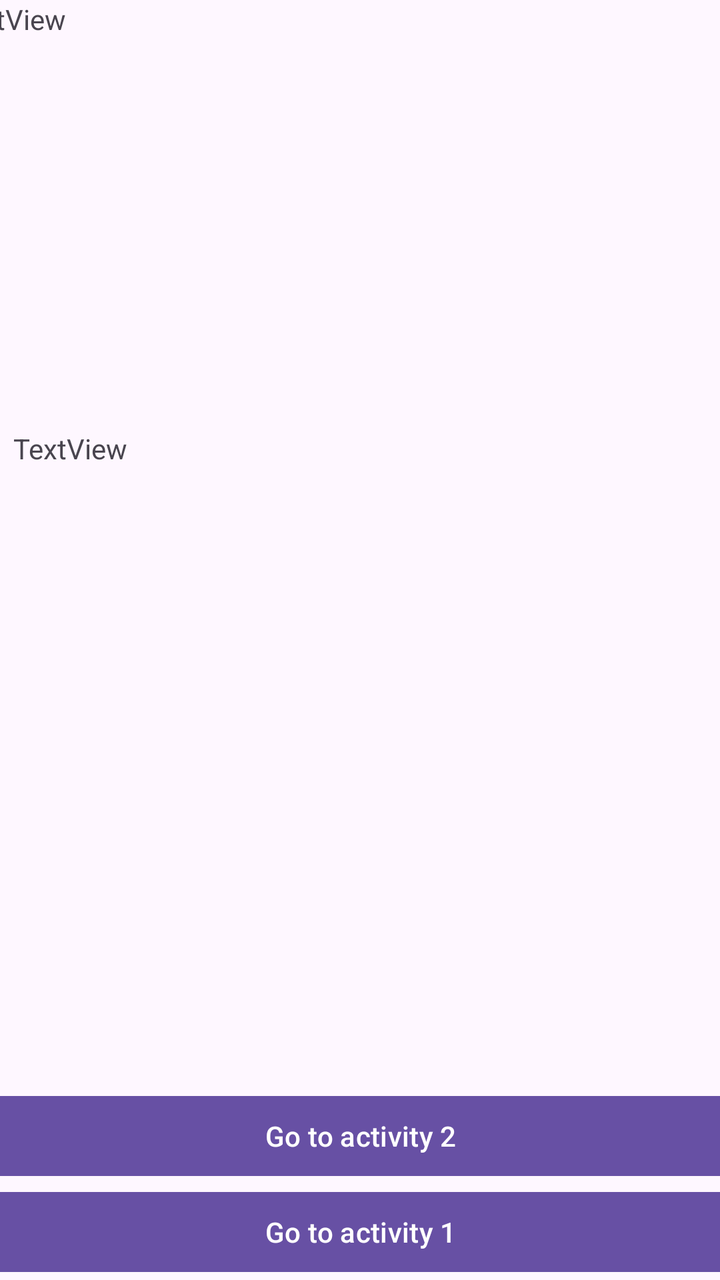
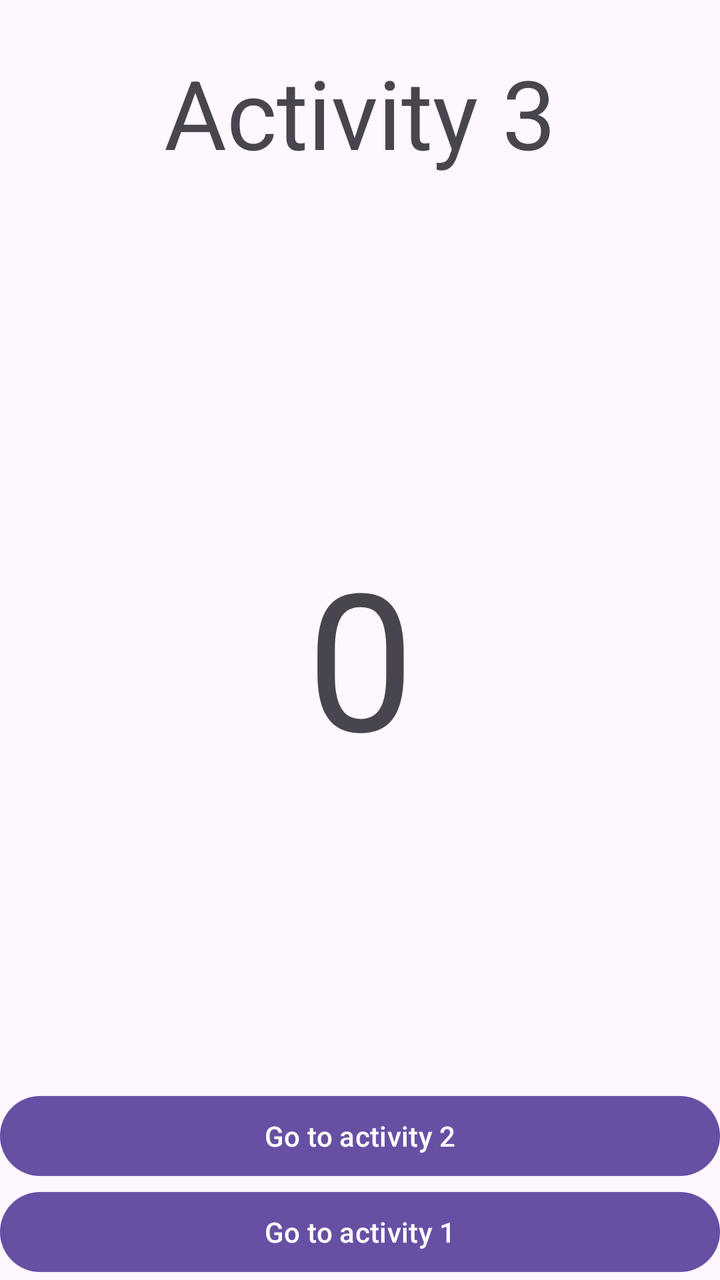

Before-and-after screenshots of an Android layout around one commit, followed by the original layout XML and the change that was made.
<!-- AndroidManifest.xml: application theme Theme.MultipleActivitiesApplication -->
<!-- res/layout/activity_third.xml -->
<?xml version="1.0" encoding="utf-8"?>
<androidx.constraintlayout.widget.ConstraintLayout xmlns:android="http://schemas.android.com/apk/res/android"
    xmlns:app="http://schemas.android.com/apk/res-auto"
    xmlns:tools="http://schemas.android.com/tools"
    android:id="@+id/main"
    android:layout_width="match_parent"
    android:layout_height="match_parent"
    tools:context=".ThirdActivity">

    <androidx.constraintlayout.widget.ConstraintLayout
        android:layout_width="match_parent"
        android:layout_height="match_parent">

        <TextView
            android:id="@+id/textView4"
            android:layout_width="409dp"
            android:layout_height="113dp"
            android:text="TextView"
            app:layout_constraintEnd_toEndOf="parent"
            app:layout_constraintStart_toStartOf="parent"
            app:layout_constraintTop_toTopOf="parent" />

        <Button
            android:id="@+id/button4"
            android:layout_width="409dp"
            android:layout_height="wrap_content"
            android:text="Go to activity 1"
            android:onClick="goToMainActivity"
            app:layout_constraintBottom_toBottomOf="parent"
            app:layout_constraintEnd_toEndOf="parent"
            app:layout_constraintStart_toStartOf="parent" />

        <Button
            android:id="@+id/button6"
            android:layout_width="409dp"
            android:layout_height="wrap_content"
            android:text="Go to activity 2"
            android:onClick="goToSecondActivity"
            app:layout_constraintBottom_toTopOf="@+id/button4"
            app:layout_constraintEnd_toEndOf="parent"
            app:layout_constraintStart_toStartOf="parent" />

        <TextView
            android:id="@+id/textView5"
            android:layout_width="347dp"
            android:layout_height="228dp"
            android:text="TextView"
            app:layout_constraintBottom_toTopOf="@+id/button6"
            app:layout_constraintEnd_toEndOf="parent"
            app:layout_constraintStart_toStartOf="parent"
            app:layout_constraintTop_toBottomOf="@+id/textView4" />
    </androidx.constraintlayout.widget.ConstraintLayout>

</androidx.constraintlayout.widget.ConstraintLayout>
<!-- resources referenced by this layout -->
<resources>
  <style name="Theme.MultipleActivitiesApplication" parent="Base.Theme.MultipleActivitiesApplication" />
  <style name="Base.Theme.MultipleActivitiesApplication" parent="Theme.Material3.DayNight.NoActionBar">
          
          
      </style>
</resources>

<!-- the commit's change to res/layout/activity_third.xml (unified diff, before → after) -->
@@ -1,54 +1,23 @@
 <?xml version="1.0" encoding="utf-8"?>
-<androidx.constraintlayout.widget.ConstraintLayout xmlns:android="http://schemas.android.com/apk/res/android"
-    xmlns:app="http://schemas.android.com/apk/res-auto"
-    xmlns:tools="http://schemas.android.com/tools"
+<LinearLayout xmlns:android="http://schemas.android.com/apk/res/android"
     android:id="@+id/main"
     android:layout_width="match_parent"
     android:layout_height="match_parent"
-    tools:context=".ThirdActivity">
-
-    <androidx.constraintlayout.widget.ConstraintLayout
-        android:layout_width="match_parent"
-        android:layout_height="match_parent">
-
-        <TextView
-            android:id="@+id/textView4"
-            android:layout_width="409dp"
-            android:layout_height="113dp"
-            android:text="TextView"
-            app:layout_constraintEnd_toEndOf="parent"
-            app:layout_constraintStart_toStartOf="parent"
-            app:layout_constraintTop_toTopOf="parent" />
-
-        <Button
-            android:id="@+id/button4"
-            android:layout_width="409dp"
-            android:layout_height="wrap_content"
-            android:text="Go to activity 1"
-            android:onClick="goToMainActivity"
-            app:layout_constraintBottom_toBottomOf="parent"
-            app:layout_constraintEnd_toEndOf="parent"
-            app:layout_constraintStart_toStartOf="parent" />
-
-        <Button
-            android:id="@+id/button6"
-            android:layout_width="409dp"
-            android:layout_height="wrap_content"
-            android:text="Go to activity 2"
-            android:onClick="goToSecondActivity"
-            app:layout_constraintBottom_toTopOf="@+id/button4"
-            app:layout_constraintEnd_toEndOf="parent"
-            app:layout_constraintStart_toStartOf="parent" />
-
-        <TextView
-            android:id="@+id/textView5"
-            android:layout_width="347dp"
-            android:layout_height="228dp"
-            android:text="TextView"
-            app:layout_constraintBottom_toTopOf="@+id/button6"
-            app:layout_constraintEnd_toEndOf="parent"
-            app:layout_constraintStart_toStartOf="parent"
-            app:layout_constraintTop_toBottomOf="@+id/textView4" />
-    </androidx.constraintlayout.widget.ConstraintLayout>
-
-</androidx.constraintlayout.widget.ConstraintLayout>
+    android:orientation="vertical">
+    <TextView android:id="@+id/textView4" android:layout_width="match_parent"
+        android:layout_height="wrap_content" android:gravity="center"
+        android:padding="24dp" android:text="@string/activity_3" android:textSize="48sp" />
+    <FrameLayout android:id="@+id/swipeArea" android:layout_width="match_parent"
+        android:layout_height="0dp" android:layout_weight="1"
+        android:contentDescription="@string/swipe_hint" android:clickable="true" android:focusable="true">
+        <TextView android:id="@+id/textView5" android:layout_width="match_parent"
+            android:layout_height="match_parent" android:gravity="center"
+            android:text="@string/count_initial" android:textSize="96sp" />
+    </FrameLayout>
+    <Button android:id="@+id/button6" android:layout_width="match_parent"
+        android:layout_height="wrap_content" android:text="@string/go_activity_2"
+        android:onClick="goToSecondActivity" />
+    <Button android:id="@+id/button4" android:layout_width="match_parent"
+        android:layout_height="wrap_content" android:text="@string/go_activity_1"
+        android:onClick="goToMainActivity" />
+</LinearLayout>
<!-- resource entries referenced after the edit -->
@@ -1,5 +1,10 @@
 <!-- resources referenced by this layout -->
 <resources>
+  <string name="activity_3">Activity 3</string>
+  <string name="count_initial">0</string>
+  <string name="go_activity_1">Go to activity 1</string>
+  <string name="go_activity_2">Go to activity 2</string>
+  <string name="swipe_hint">Swipe left for activity 1, right for activity 2</string>
   <style name="Theme.MultipleActivitiesApplication" parent="Base.Theme.MultipleActivitiesApplication" />
   <style name="Base.Theme.MultipleActivitiesApplication" parent="Theme.Material3.DayNight.NoActionBar">
           
